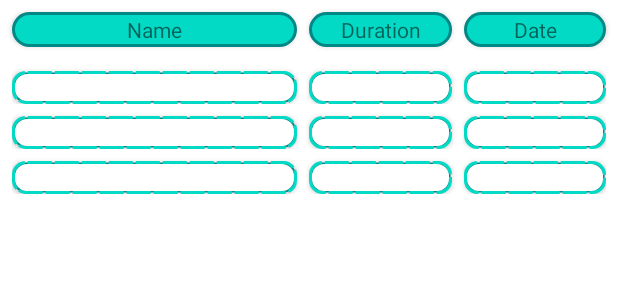
After one commit to AirCatche/Task-Timer, an Android app: the layout fragment_task_duration.xml on its own in the app's theme, with its tools: preview values and no code run, on a phone screen of 412 x 824 dp. The commit adds this screen. Shown: the top 300 px of the screen. Run offline under Robolectric (Android 15) with nearby library versions, the phone set to English and light mode, and no system bars.

Commit message:
Adding DurationContract class, create duration view in both modes (portrait & landscape)

```diff
--- a/app/src/main/java/com/example/tasktimer/database/Database.kt
+++ b/app/src/main/java/com/example/tasktimer/database/Database.kt
@@ -10,7 +10,10 @@ import android.util.Log
  * The only class that should use DB is [Provider].
  */
 
-class Database private constructor(context: Context) : SQLiteOpenHelper(context, DATABASE_NAME,null, DATABASE_VERSION) {
+class Database private constructor(context: Context) : SQLiteOpenHelper(context,
+    DATABASE_NAME,
+    null,
+    DATABASE_VERSION) {
 
     companion object{
         const val TAG = "Database"
@@ -39,13 +42,17 @@ class Database private constructor(context: Context) : SQLiteOpenHelper(context,
         db?.execSQL(sql)
 
         addTimingTable(db)
+        addDurationView(db)
     }
 
     override fun onUpgrade(db: SQLiteDatabase?, oldVersion: Int, newVersion: Int) {
         Log.d(TAG, "onUpgrade: starts")
         when(oldVersion) {
-            1 ->{
+            1 -> {
                 addTimingTable(db)
+            }
+            2 -> {
+                addDurationView(db)
             }
             else -> {
                 throw IllegalStateException("onUpgrade() with unknown newVersion: $newVersion")
@@ -54,7 +61,7 @@ class Database private constructor(context: Context) : SQLiteOpenHelper(context,
         Log.d(TAG, "onUpgrade: ends")
     }
 
-    private fun addTimingTable (db: SQLiteDatabase?) {
+    private fun addTimingTable(db: SQLiteDatabase?) {
         var sql = "CREATE TABLE ${TimingContract.TABLE_NAME} (" +
                 "${TimingContract.Columns._ID} INTEGER PRIMARY KEY NOT NULL, " +
                 "${TimingContract.Columns.TIMINGS_TASK_ID} INTEGER NOT NULL, " +
@@ -76,6 +83,33 @@ class Database private constructor(context: Context) : SQLiteOpenHelper(context,
         db?.execSQL(sql)
     }
 
-
-
+    private fun addDurationView(db: SQLiteDatabase?) {
+        /*
+         CREATE VIEW vwTaskDurations AS
+         SELECT Timings._id,
+         Tasks.Name,
+         Tasks.Description,
+         Timings.StartTime,
+         DATE(Timings.StartTime, 'unixepoch') AS StartDate,
+         SUM(Timings.Duration) AS Duration
+         FROM Tasks INNER JOIN Timings
+         ON Tasks._id = Timings.TaskId
+         GROUP BY Tasks._id, StartDate;
+         */
+        val sSQL = ("CREATE VIEW " + DurationContract.TABLE_NAME
+                + " AS SELECT " + TimingContract.TABLE_NAME + "." + TimingContract.Columns._ID + ", "
+                + TaskContract.TABLE_NAME + "." + TaskContract.Columns.TASKS_NAME + ", "
+                + TaskContract.TABLE_NAME + "." + TaskContract.Columns.TASKS_DESCRIPTION + ", "
+                + TimingContract.TABLE_NAME + "." + TimingContract.Columns.TIMINGS_START_TIME + ","
+                + " DATE(" + TimingContract.TABLE_NAME + "." + TimingContract.Columns.TIMINGS_START_TIME
+                + ", 'unixepoch')"
+                + " AS " + DurationContract.Columns.DURATION_START_DATE + ","
+                + " SUM(" + TimingContract.TABLE_NAME + "." + TimingContract.Columns.TIMINGS_DURATION + ")"
+                + " AS " + DurationContract.Columns.DURATION_DURATION
+                + " FROM " + TaskContract.TABLE_NAME + " JOIN " + TimingContract.TABLE_NAME
+                + " ON " + TaskContract.TABLE_NAME + "." + TaskContract.Columns._ID + " = "
+                + TimingContract.TABLE_NAME) + ".${TimingContract.Columns.TIMINGS_TASK_ID} GROUP BY " +
+                "${DurationContract.Columns.DURATION_START_DATE}, ${DurationContract.Columns.DURATION_NAME};"
+        db?.execSQL(sSQL)
+    }
 }
--- /dev/null
+++ b/app/src/main/java/com/example/tasktimer/database/DurationContract.kt
@@ -0,0 +1,36 @@
+package com.example.tasktimer.database
+
+import android.content.ContentUris
+import android.net.Uri
+import android.provider.BaseColumns
+
+class DurationContract {
+
+    companion object{
+        const val TABLE_NAME = "viewTaskDuration"
+        //Uri access to Duration view
+        val CONTENT_URI: Uri = Uri.withAppendedPath(Provider.CONTENT_AUTHORITY_URI, TABLE_NAME)
+
+        const val CONTENT_TYPE = "vnd.android.cursor.dir/vnd.${Provider.CONTENT_AUTHORITY}.$TABLE_NAME"
+        const val CONTENT_ITEM_TYPE = "vnd.android.cursor.item/vnd.${Provider.CONTENT_AUTHORITY}.$TABLE_NAME"
+    }
+
+    class Columns private constructor() : BaseColumns {
+        companion object{
+            //Timings fields
+            const val _ID = BaseColumns._ID
+            const val DURATION_NAME = TaskContract.Columns.TASKS_NAME
+            const val DURATION_DESCRIPTION = TaskContract.Columns.TASKS_DESCRIPTION
+            const val DURATION_START_TIME = TimingContract.Columns.TIMINGS_START_TIME
+            const val DURATION_START_DATE = "StartDate"
+            const val DURATION_DURATION = TimingContract.Columns.TIMINGS_DURATION
+
+        }
+    }
+
+    object UriBuilder{
+        fun getDurationId(uri: Uri): Long {
+            return ContentUris.parseId(uri)
+        }
+    }
+}
--- a/app/src/main/java/com/example/tasktimer/database/Provider.kt
+++ b/app/src/main/java/com/example/tasktimer/database/Provider.kt
@@ -43,9 +43,9 @@ class Provider: ContentProvider() {
 
         uriMatcher.addURI(CONTENT_AUTHORITY, TimingContract.TABLE_NAME, TIMINGS)
         uriMatcher.addURI(CONTENT_AUTHORITY, "${TimingContract.TABLE_NAME}/#", TIMINGS_ID)
-//
-//        uriMatcher.addURI(CONTENT_AUTHORITY, DurationContract.TABLE_NAME, TASK_DURATION)
-//        uriMatcher.addURI(CONTENT_AUTHORITY, "${DurationContract.TABLE_NAME}/#", TASK_DURATION_ID)
+
+        uriMatcher.addURI(CONTENT_AUTHORITY, DurationContract.TABLE_NAME, TASK_DURATION)
+        uriMatcher.addURI(CONTENT_AUTHORITY, "${DurationContract.TABLE_NAME}/#", TASK_DURATION_ID)
 
     }
 
@@ -79,14 +79,14 @@ class Provider: ContentProvider() {
                 queryBuilder.appendWhere("${TimingContract.Columns._ID} = $timingId")
             }
 
-//            TASK_DURATION -> {
-//                queryBuilder.tables = DurationContract.TABLE_NAME
-//            }
-//            TASK_DURATION_ID ->{
-//                queryBuilder.tables = DurationContract.TABLE_NAME
-//                val durationId: Long = DurationContract.durationId(uri)
-//                queryBuilder.appendWhere("${DurationContract.Columns._ID} = $taskId")
-//            }
+            TASK_DURATION -> {
+                queryBuilder.tables = DurationContract.TABLE_NAME
+            }
+            TASK_DURATION_ID ->{
+                queryBuilder.tables = DurationContract.TABLE_NAME
+                val durationId: Long = DurationContract.UriBuilder.getDurationId(uri)
+                queryBuilder.appendWhere("${DurationContract.Columns._ID} = $durationId")
+            }
             else -> {
                 throw IllegalArgumentException("Unknown URI: $uri")
             }
@@ -107,8 +107,8 @@ class Provider: ContentProvider() {
 
             TIMINGS -> { return TimingContract.CONTENT_TYPE}
             TIMINGS_ID ->{ return TimingContract.CONTENT_ITEM_TYPE}
-//            TASK_DURATION -> { return TaskContract.CONTENT_TYPE}
-//            TASK_DURATION_ID ->{ return TaskContract.CONTENT_ITEM_TYPE}
+            TASK_DURATION -> { return TaskContract.CONTENT_TYPE}
+            TASK_DURATION_ID ->{ return TaskContract.CONTENT_ITEM_TYPE}
              else -> { throw IllegalArgumentException("Unknown URI: $uri") }
          }
     }
--- a/app/src/main/java/com/example/tasktimer/ui/MainActivity.kt
+++ b/app/src/main/java/com/example/tasktimer/ui/MainActivity.kt
@@ -116,10 +116,10 @@ class MainActivity : AppCompatActivity(), OnTaskClickListener, OnSaveClicked, Di
 
     override fun onCreateOptionsMenu(menu: Menu): Boolean {
         menuInflater.inflate(R.menu.menu_main, menu)
-        if (BuildConfig.DEBUG) {
-            val generate = menu.findItem(R.id.action_generate_data)
-            generate.isVisible = true
-        }
+//        if (BuildConfig.DEBUG) {
+//            val generate = menu.findItem(R.id.action_generate_data)
+//            generate.isVisible = true
+//        }
         return true
     }
 
--- /dev/null
+++ b/app/src/main/res/drawable/tv_heading_style.xml
@@ -0,0 +1,18 @@
+<?xml version="1.0" encoding="utf-8"?>
+<layer-list xmlns:android="http://schemas.android.com/apk/res/android">
+
+    <item>
+        <shape android:shape="rectangle">
+            <solid android:color="@color/teal_700"/>
+            <corners android:radius="16dp"/>
+        </shape>
+    </item>
+
+    <item android:left="2dp" android:right="2dp" android:top="2dp" android:bottom="2dp">
+        <shape android:shape="rectangle">
+            <solid android:color="@color/teal_200"/>
+            <corners android:radius="24dp"/>
+        </shape>
+    </item>
+
+</layer-list>
--- /dev/null
+++ b/app/src/main/res/drawable/tv_item_style.xml
@@ -0,0 +1,22 @@
+<?xml version="1.0" encoding="utf-8"?>
+<layer-list xmlns:android="http://schemas.android.com/apk/res/android">
+
+    <item>
+        <shape android:shape="rectangle">
+            <stroke android:dashGap="2dp"
+                android:dashWidth="16dp"
+                android:color="@color/teal_200"
+                android:width="2dp"/>
+            <solid android:color="@color/teal_700" />
+            <corners android:radius="8dp" />
+        </shape>
+    </item>
+
+    <item android:left="2dp" android:right="2dp" android:top="2dp" android:bottom="2dp">
+        <shape android:shape="rectangle">
+            <solid android:color="@color/white"/>
+            <corners android:radius="8dp"/>
+        </shape>
+    </item>
+
+</layer-list>
--- /dev/null
+++ b/app/src/main/res/layout-land/fragment_task_duration.xml
@@ -0,0 +1,93 @@
+<?xml version="1.0" encoding="utf-8"?>
+<androidx.constraintlayout.widget.ConstraintLayout xmlns:android="http://schemas.android.com/apk/res/android"
+    xmlns:app="http://schemas.android.com/apk/res-auto"
+    xmlns:tools="http://schemas.android.com/tools"
+    android:layout_width="match_parent"
+    android:layout_height="match_parent"
+    app:layout_behavior="@string/appbar_scrolling_view_behavior">
+
+    <TextView
+        android:id="@+id/tv_heading_name"
+        android:layout_width="0dp"
+        android:layout_height="wrap_content"
+        android:layout_marginStart="8dp"
+        android:layout_marginTop="8dp"
+        android:background="@drawable/tv_heading_style"
+        android:elevation="2dp"
+        android:padding="2dp"
+        android:text="@string/tv_duration_header_name"
+        android:textAlignment="center"
+        app:layout_constraintEnd_toStartOf="@id/tv_heading_description"
+        app:layout_constraintHorizontal_bias="0.5"
+        app:layout_constraintHorizontal_chainStyle="spread"
+        app:layout_constraintHorizontal_weight="2"
+        app:layout_constraintStart_toStartOf="parent"
+        app:layout_constraintTop_toTopOf="parent" />
+
+    <TextView
+        android:id="@+id/tv_heading_start"
+        android:layout_width="0dp"
+        android:layout_height="wrap_content"
+        android:layout_marginStart="8dp"
+        android:background="@drawable/tv_heading_style"
+        android:elevation="2dp"
+        android:padding="2dp"
+        android:text="@string/tv_duration_heading_duration"
+        android:textAlignment="center"
+        app:layout_constraintBaseline_toBaselineOf="@+id/tv_heading_name"
+        app:layout_constraintEnd_toEndOf="parent"
+        app:layout_constraintHorizontal_bias="0.5"
+        app:layout_constraintHorizontal_weight="1"
+        app:layout_constraintStart_toEndOf="@+id/tv_heading_duration" />
+
+    <TextView
+        android:id="@+id/tv_heading_duration"
+        android:layout_width="0dp"
+        android:layout_height="wrap_content"
+        android:layout_marginStart="8dp"
+        android:layout_marginEnd="8dp"
+        android:background="@drawable/tv_heading_style"
+        android:elevation="2dp"
+        android:padding="2dp"
+        android:text="@string/tv_duration_heading_date"
+        android:textAlignment="center"
+        app:layout_constraintBaseline_toBaselineOf="@+id/tv_heading_start"
+        app:layout_constraintEnd_toStartOf="@id/tv_heading_start"
+        app:layout_constraintHorizontal_bias="0.5"
+        app:layout_constraintHorizontal_weight="1"
+        app:layout_constraintStart_toEndOf="@id/tv_heading_description" />
+
+    <TextView
+        android:id="@+id/tv_heading_description"
+        android:layout_width="0dp"
+        android:layout_height="wrap_content"
+        android:text="@string/tv_duration_heading_description"
+        android:background="@drawable/tv_heading_style"
+        android:elevation="2dp"
+        android:padding="2dp"
+        android:textAlignment="center"
+        android:layout_marginStart="8dp"
+        android:layout_marginEnd="8dp"
+        app:layout_constraintBaseline_toBaselineOf="@id/tv_heading_name"
+        app:layout_constraintEnd_toStartOf="@id/tv_heading_duration"
+        app:layout_constraintStart_toEndOf="@id/tv_heading_name"
+        app:layout_constraintHorizontal_bias="0.5"
+        app:layout_constraintHorizontal_weight="1"/>
+
+    <androidx.recyclerview.widget.RecyclerView
+        android:id="@+id/rv_"
+        android:layout_width="0dp"
+        android:layout_height="0dp"
+        android:layout_marginStart="8dp"
+        android:layout_marginTop="8dp"
+        android:layout_marginEnd="8dp"
+        android:layout_marginBottom="8dp"
+        app:layout_constraintBottom_toBottomOf="parent"
+        app:layout_constraintEnd_toEndOf="parent"
+        app:layout_constraintHorizontal_bias="1.0"
+        app:layout_constraintStart_toStartOf="parent"
+        app:layout_constraintTop_toBottomOf="@+id/tv_heading_name"
+        app:layout_constraintVertical_bias="0.0"
+        tools:listitem="@layout/task_duration_items" />
+
+</androidx.constraintlayout.widget.ConstraintLayout>
--- /dev/null
+++ b/app/src/main/res/layout-land/task_duration_items.xml
@@ -0,0 +1,72 @@
+<?xml version="1.0" encoding="utf-8"?>
+<androidx.constraintlayout.widget.ConstraintLayout xmlns:android="http://schemas.android.com/apk/res/android"
+    xmlns:app="http://schemas.android.com/apk/res-auto"
+    xmlns:tools="http://schemas.android.com/tools"
+    android:layout_width="match_parent"
+    android:layout_height="wrap_content">
+
+    <TextView
+        android:id="@+id/tv_heading_name"
+        android:layout_width="0dp"
+        android:layout_height="wrap_content"
+        android:layout_marginStart="8dp"
+        android:layout_marginTop="8dp"
+        android:background="@drawable/tv_item_style"
+        android:elevation="2dp"
+        android:padding="1dp"
+        android:textAlignment="textStart"
+        app:layout_constraintEnd_toStartOf="@+id/tv_heading_description"
+        app:layout_constraintHorizontal_bias="0.5"
+        app:layout_constraintHorizontal_chainStyle="spread"
+        app:layout_constraintHorizontal_weight="2"
+        app:layout_constraintStart_toStartOf="parent"
+        app:layout_constraintTop_toTopOf="parent" />
+
+    <TextView
+        android:id="@+id/tv_heading_description"
+        android:layout_width="0dp"
+        android:layout_height="wrap_content"
+        android:layout_marginStart="8dp"
+        android:background="@drawable/tv_item_style"
+        android:elevation="2dp"
+        android:padding="1dp"
+        android:textAlignment="textStart"
+        app:layout_constraintBaseline_toBaselineOf="@+id/tv_heading_name"
+        app:layout_constraintEnd_toStartOf="@+id/tv_heading_duration"
+        app:layout_constraintHorizontal_bias="0.5"
+        app:layout_constraintHorizontal_chainStyle="spread"
+        app:layout_constraintHorizontal_weight="1"
+        app:layout_constraintStart_toEndOf="@id/tv_heading_name" />
+    <TextView
+        android:id="@+id/tv_heading_duration"
+        android:layout_width="0dp"
+        android:layout_height="wrap_content"
+        android:layout_marginStart="8dp"
+        android:background="@drawable/tv_item_style"
+        android:elevation="2dp"
+        android:padding="1dp"
+        android:textAlignment="textStart"
+        app:layout_constraintBaseline_toBaselineOf="@+id/tv_heading_name"
+        app:layout_constraintEnd_toStartOf="@id/tv_heading_start"
+        app:layout_constraintHorizontal_bias="0.5"
+        app:layout_constraintHorizontal_weight="1"
+        app:layout_constraintStart_toEndOf="@+id/tv_heading_description" />
+
+    <TextView
+        android:id="@+id/tv_heading_start"
+        android:layout_width="0dp"
+        android:layout_height="wrap_content"
+        android:layout_marginStart="8dp"
+        android:layout_marginEnd="8dp"
+        android:background="@drawable/tv_item_style"
+        android:elevation="2dp"
+        android:padding="1dp"
+        android:textAlignment="textStart"
+        app:layout_constraintBaseline_toBaselineOf="@+id/tv_heading_name"
+        app:layout_constraintEnd_toEndOf="parent"
+        app:layout_constraintHorizontal_bias="0.5"
+        app:layout_constraintHorizontal_weight="1"
+        app:layout_constraintStart_toEndOf="@id/tv_heading_duration" />
+
+
+</androidx.constraintlayout.widget.ConstraintLayout>
--- /dev/null
+++ b/app/src/main/res/layout/fragment_task_duration.xml
@@ -0,0 +1,76 @@
+<?xml version="1.0" encoding="utf-8"?>
+<androidx.constraintlayout.widget.ConstraintLayout xmlns:android="http://schemas.android.com/apk/res/android"
+    xmlns:app="http://schemas.android.com/apk/res-auto"
+    xmlns:tools="http://schemas.android.com/tools"
+    android:layout_width="match_parent"
+    android:layout_height="match_parent"
+    app:layout_behavior="@string/appbar_scrolling_view_behavior">
+
+    <TextView
+        android:id="@+id/tv_heading_name"
+        android:layout_width="0dp"
+        android:layout_height="wrap_content"
+        android:layout_marginStart="8dp"
+        android:layout_marginTop="8dp"
+        android:background="@drawable/tv_heading_style"
+        android:elevation="2dp"
+        android:padding="2dp"
+        android:text="@string/tv_duration_header_name"
+        android:textAlignment="center"
+        app:layout_constraintHorizontal_chainStyle="spread"
+        app:layout_constraintHorizontal_bias="0.5"
+        app:layout_constraintHorizontal_weight="2"
+        app:layout_constraintStart_toStartOf="parent"
+        app:layout_constraintTop_toTopOf="parent"
+        app:layout_constraintEnd_toStartOf="@id/tv_heading_duration"/>
+
+    <TextView
+        android:id="@+id/tv_heading_duration"
+        android:layout_width="0dp"
+        android:layout_height="wrap_content"
+        android:layout_marginStart="8dp"
+        android:background="@drawable/tv_heading_style"
+        android:elevation="2dp"
+        android:padding="2dp"
+        android:text="@string/tv_duration_heading_duration"
+        android:textAlignment="center"
+        app:layout_constraintBaseline_toBaselineOf="@+id/tv_heading_name"
+        app:layout_constraintEnd_toStartOf="@id/tv_heading_start"
+        app:layout_constraintHorizontal_bias="0.5"
+        app:layout_constraintHorizontal_weight="1"
+        app:layout_constraintStart_toEndOf="@id/tv_heading_name" />
+
+    <TextView
+        android:id="@+id/tv_heading_start"
+        android:layout_width="0dp"
+        android:layout_height="wrap_content"
+        android:layout_marginStart="8dp"
+        android:layout_marginEnd="8dp"
+        android:background="@drawable/tv_heading_style"
+        android:elevation="2dp"
+        android:padding="2dp"
+        android:text="@string/tv_duration_heading_date"
+        android:textAlignment="center"
+        app:layout_constraintBaseline_toBaselineOf="@+id/tv_heading_name"
+        app:layout_constraintEnd_toEndOf="parent"
+        app:layout_constraintHorizontal_bias="0.5"
+        app:layout_constraintHorizontal_weight="1"
+        app:layout_constraintStart_toEndOf="@+id/tv_heading_duration" />
+
+    <androidx.recyclerview.widget.RecyclerView
+        android:id="@+id/rv_duration_item_list"
+        android:layout_width="0dp"
+        android:layout_height="0dp"
+        android:layout_marginStart="8dp"
+        android:layout_marginTop="8dp"
+        android:layout_marginEnd="8dp"
+        android:layout_marginBottom="8dp"
+        app:layout_constraintBottom_toBottomOf="parent"
+        app:layout_constraintEnd_toEndOf="parent"
+        app:layout_constraintHorizontal_bias="0.0"
+        app:layout_constraintStart_toStartOf="parent"
+        app:layout_constraintTop_toBottomOf="@+id/tv_heading_name"
+        app:layout_constraintVertical_bias="0.0"
+        tools:listitem="@layout/task_duration_items" />
+
+</androidx.constraintlayout.widget.ConstraintLayout>
--- /dev/null
+++ b/app/src/main/res/layout/task_duration_items.xml
@@ -0,0 +1,53 @@
+<?xml version="1.0" encoding="utf-8"?>
+<androidx.constraintlayout.widget.ConstraintLayout xmlns:android="http://schemas.android.com/apk/res/android"
+    xmlns:app="http://schemas.android.com/apk/res-auto"
+    xmlns:tools="http://schemas.android.com/tools"
+    android:layout_width="match_parent"
+    android:layout_height="wrap_content">
+
+    <TextView
+        android:id="@+id/tv_heading_name"
+        android:layout_width="0dp"
+        android:layout_height="wrap_content"
+        android:layout_marginTop="8dp"
+        android:background="@drawable/tv_item_style"
+        android:elevation="2dp"
+        android:padding="1dp"
+        android:textAlignment="textStart"
+        app:layout_constraintEnd_toStartOf="@+id/tv_heading_start"
+        app:layout_constraintHorizontal_bias="0.5"
+        app:layout_constraintHorizontal_chainStyle="spread"
+        app:layout_constraintHorizontal_weight="2"
+        app:layout_constraintStart_toStartOf="parent"
+        app:layout_constraintTop_toTopOf="parent" />
+
+    <TextView
+        android:id="@+id/tv_heading_start"
+        android:layout_width="0dp"
+        android:layout_height="wrap_content"
+        android:layout_marginStart="8dp"
+        android:background="@drawable/tv_item_style"
+        android:elevation="2dp"
+        android:padding="1dp"
+        android:textAlignment="textStart"
+        app:layout_constraintBaseline_toBaselineOf="@+id/tv_heading_name"
+        app:layout_constraintEnd_toStartOf="@+id/tv_heading_duration"
+        app:layout_constraintHorizontal_bias="0.5"
+        app:layout_constraintHorizontal_weight="1"
+        app:layout_constraintStart_toEndOf="@+id/tv_heading_name" />
+
+    <TextView
+        android:id="@+id/tv_heading_duration"
+        android:layout_width="0dp"
+        android:layout_height="wrap_content"
+        android:layout_marginStart="8dp"
+        android:background="@drawable/tv_item_style"
+        android:elevation="2dp"
+        android:padding="1dp"
+        android:textAlignment="textStart"
+        app:layout_constraintBaseline_toBaselineOf="@+id/tv_heading_start"
+        app:layout_constraintEnd_toEndOf="parent"
+        app:layout_constraintHorizontal_bias="0.5"
+        app:layout_constraintHorizontal_weight="1"
+        app:layout_constraintStart_toEndOf="@+id/tv_heading_start" />
+</androidx.constraintlayout.widget.ConstraintLayout>
--- a/app/src/main/res/values/strings.xml
+++ b/app/src/main/res/values/strings.xml
@@ -39,5 +39,9 @@
     <string name="about_instruction">\tClick + button to add task \n\tSwipe task left if you want delete it \n\tFor editing task hold on it for few seconds</string>
     <string name="about_header_support">3.Support</string>
     <string name="about_support">\tIf you find a bug or strange behaviour please give a clear description of your problem in a letter on our support email: \n\t <i><u>caxi.tabb@gmail.com</u></i></string>
+    <string name="tv_duration_header_name">Name</string>
+    <string name="tv_duration_heading_duration">Duration</string>
+    <string name="tv_duration_heading_date">Date</string>
+    <string name="tv_duration_heading_description">Description</string>
     >
 </resources>
```
